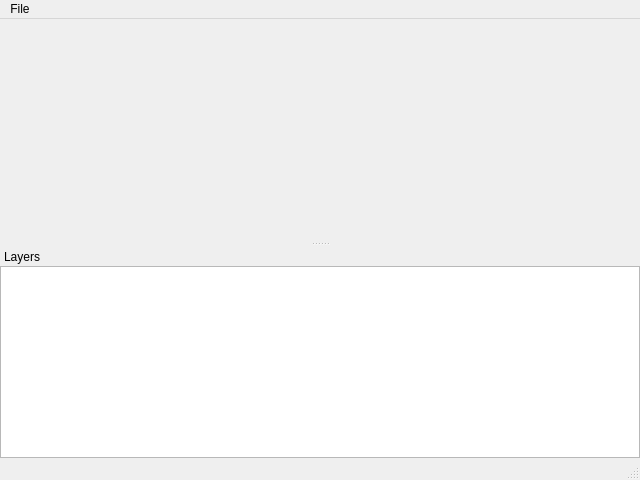
Above: src/apps/textureviewer/mainwindow.ui from ABBAPOH/textureviewer before the change. Below: the same form after it.
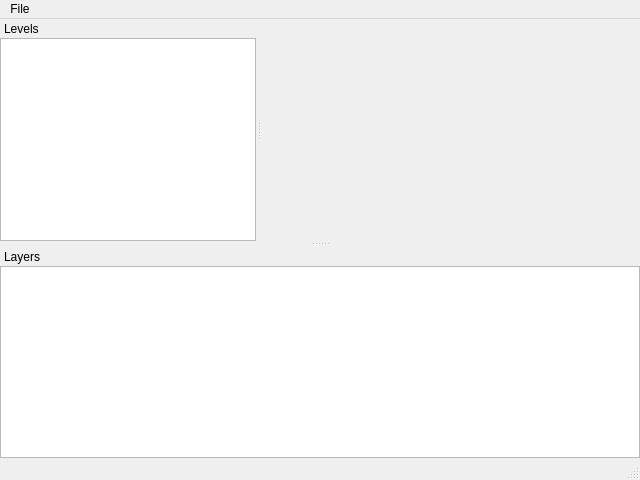
That is the form after the change.

Commit message: Add levels view

```diff
--- a/src/apps/textureviewer/mainwindow.ui
+++ b/src/apps/textureviewer/mainwindow.ui
@@ -90,6 +90,42 @@
     </layout>
    </widget>
   </widget>
+  <widget class="QDockWidget" name="levelsDockWidget">
+   <property name="features">
+    <set>QDockWidget::NoDockWidgetFeatures</set>
+   </property>
+   <property name="allowedAreas">
+    <set>Qt::LeftDockWidgetArea</set>
+   </property>
+   <property name="windowTitle">
+    <string>Levels</string>
+   </property>
+   <attribute name="dockWidgetArea">
+    <number>1</number>
+   </attribute>
+   <widget class="QWidget" name="dockWidgetContents_2">
+    <layout class="QVBoxLayout" name="verticalLayout">
+     <property name="spacing">
+      <number>0</number>
+     </property>
+     <property name="leftMargin">
+      <number>0</number>
+     </property>
+     <property name="topMargin">
+      <number>0</number>
+     </property>
+     <property name="rightMargin">
+      <number>0</number>
+     </property>
+     <property name="bottomMargin">
+      <number>0</number>
+     </property>
+     <item>
+      <widget class="QListView" name="levelsView"/>
+     </item>
+    </layout>
+   </widget>
+  </widget>
   <action name="actionQuit">
    <property name="text">
     <string>Quit</string>
```
The commit also changes 5 other files.
